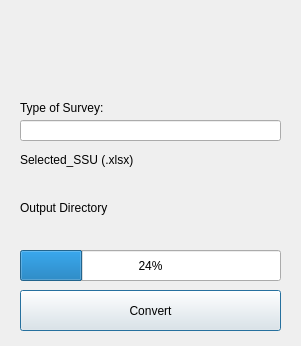
First picture: the form in GeoFASU_dialog_base.ui, repository Syano18/GeoFASU_Mod, before the edit.
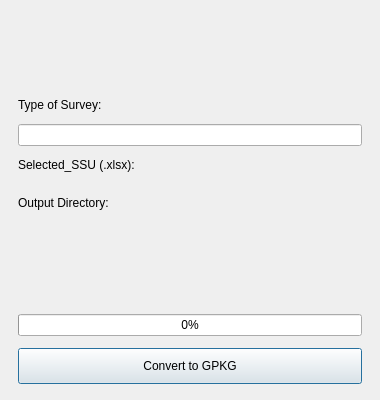
Second picture: the form after the edit. Icons and pictures are not drawn. Custom widgets are drawn as their Qt base class.

```diff
--- a/GeoFASU_dialog_base.ui
+++ b/GeoFASU_dialog_base.ui
@@ -6,75 +6,47 @@
    <rect>
     <x>0</x>
     <y>0</y>
-    <width>301</width>
-    <height>346</height>
+    <width>380</width>
+    <height>400</height>
    </rect>
   </property>
+  <property name="minimumSize">
+   <size>
+    <width>360</width>
+    <height>380</height>
+   </size>
+  </property>
   <property name="windowTitle">
    <string>Convert excel to gpkg</string>
   </property>
-  <property name="sizeGripEnabled">
-   <bool>false</bool>
-  </property>
-  <widget class="QLineEdit" name="typeofS">
-   <property name="geometry">
-    <rect>
-     <x>20</x>
-     <y>120</y>
-     <width>261</width>
-     <height>21</height>
-    </rect>
+  <layout class="QVBoxLayout" name="mainLayout">
+   <property name="spacing">
+    <number>12</number>
+   </property>
+   <property name="leftMargin">
+    <number>18</number>
    </property>
-  </widget>
-  <widget class="QLabel" name="label_4">
-   <property name="geometry">
-    <rect>
-     <x>20</x>
-     <y>200</y>
-     <width>93</width>
-     <height>16</height>
-    </rect>
+   <property name="topMargin">
+    <number>16</number>
    </property>
-   <property name="text">
-    <string>Output Directory</string>
+   <property name="rightMargin">
+    <number>18</number>
    </property>
-  </widget>
-  <widget class="QgsFileWidget" name="csvFileWidget">
-   <property name="geometry">
-    <rect>
-     <x>20</x>
-     <y>170</y>
-     <width>261</width>
-     <height>24</height>
-    </rect>
+   <property name="bottomMargin">
+    <number>16</number>
    </property>
-  </widget>
-  <widget class="QLabel" name="label_2">
-   <property name="geometry">
-    <rect>
-     <x>20</x>
-     <y>100</y>
-     <width>281</width>
-     <height>16</height>
-    </rect>
-   </property>
-   <property name="text">
-    <string>Type of Survey:</string>
-   </property>
-  </widget>
+   <item>
   <widget class="QLabel" name="iconLabel">
-   <property name="geometry">
-    <rect>
-     <x>11</x>
-     <y>11</y>
-     <width>279</width>
-     <height>80</height>
-    </rect>
-   </property>
    <property name="minimumSize">
     <size>
-     <width>64</width>
-     <height>64</height>
+       <width>0</width>
+       <height>70</height>
+      </size>
+     </property>
+     <property name="maximumSize">
+      <size>
+       <width>16777215</width>
+       <height>85</height>
     </size>
    </property>
    <property name="text">
@@ -84,22 +56,41 @@
     <pixmap>icons/logo.png</pixmap>
    </property>
    <property name="scaledContents">
-    <bool>true</bool>
-   </property>
-  </widget>
-  <widget class="QProgressBar" name="progressBar">
-   <property name="geometry">
-    <rect>
-     <x>20</x>
-     <y>250</y>
-     <width>261</width>
-     <height>31</height>
-    </rect>
-   </property>
-   <property name="value">
-    <number>24</number>
-   </property>
-  </widget>
+      <bool>false</bool>
+     </property>
+     <property name="alignment">
+      <set>Qt::AlignCenter</set>
+     </property>
+    </widget>
+   </item>
+   <item>
+    <widget class="QLabel" name="label_2">
+     <property name="text">
+      <string>Type of Survey:</string>
+     </property>
+    </widget>
+   </item>
+   <item>
+    <widget class="QLineEdit" name="typeofS"/>
+   </item>
+   <item>
+    <widget class="QLabel" name="label_3">
+     <property name="text">
+      <string>Selected_SSU (.xlsx):</string>
+     </property>
+    </widget>
+   </item>
+   <item>
+    <widget class="QgsFileWidget" name="csvFileWidget"/>
+   </item>
+   <item>
+    <widget class="QLabel" name="label_4">
+     <property name="text">
+      <string>Output Directory:</string>
+     </property>
+    </widget>
+   </item>
+   <item>
   <widget class="QgsFileWidget" name="outputDirWidget">
    <property name="geometry">
     <rect>
@@ -113,41 +104,47 @@
     <enum>QgsFileWidget::GetDirectory</enum>
    </property>
   </widget>
-  <widget class="QLabel" name="label_3">
-   <property name="geometry">
-    <rect>
-     <x>20</x>
-     <y>150</y>
-     <width>131</width>
-     <height>20</height>
-    </rect>
-   </property>
-   <property name="text">
-    <string>Selected_SSU (.xlsx)</string>
-   </property>
-  </widget>
+   </item>
+   <item>
+    <spacer name="verticalSpacer">
+     <property name="orientation">
+      <enum>Qt::Vertical</enum>
+     </property>
+     <property name="sizeHint" stdset="0">
+      <size>
+       <width>20</width>
+       <height>8</height>
+      </size>
+     </property>
+    </spacer>
+   </item>
+   <item>
+    <widget class="QProgressBar" name="progressBar">
+     <property name="value">
+      <number>0</number>
+     </property>
+     <property name="alignment">
+      <set>Qt::AlignCenter</set>
+     </property>
+    </widget>
+   </item>
+   <item>
   <widget class="QPushButton" name="runButton">
-   <property name="geometry">
-    <rect>
-     <x>20</x>
-     <y>290</y>
-     <width>261</width>
-     <height>41</height>
-    </rect>
+     <property name="minimumSize">
+      <size>
+       <width>0</width>
+       <height>36</height>
+      </size>
+     </property>
+     <property name="cursor">
+      <cursorShape>PointingHandCursor</cursorShape>
    </property>
    <property name="text">
-    <string>Convert</string>
-   </property>
-  </widget>
-  <zorder>label_2</zorder>
-  <zorder>label_3</zorder>
-  <zorder>csvFileWidget</zorder>
-  <zorder>label_4</zorder>
-  <zorder>outputDirWidget</zorder>
-  <zorder>runButton</zorder>
-  <zorder>progressBar</zorder>
-  <zorder>iconLabel</zorder>
-  <zorder>typeofS</zorder>
+      <string>Convert to GPKG</string>
+     </property>
+    </widget>
+   </item>
+  </layout>
  </widget>
  <customwidgets>
   <customwidget>
```
Left out of the diff: 10 changed lines with no effect on the pictures. Lines whose indentation alone changed are shown as unchanged.
